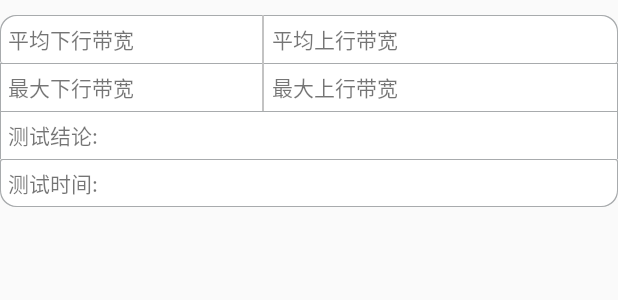
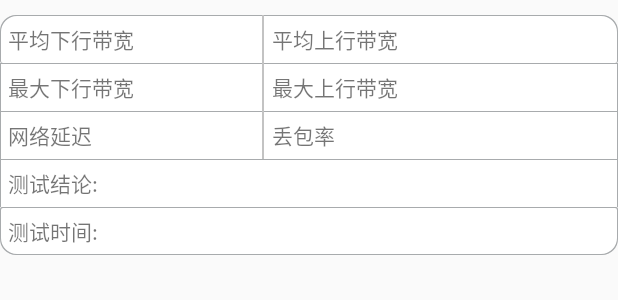
Before and after one commit to richardhill81/NT10G.client, an Android app: the layout content_speedtest_result.xml on its own in the app's theme, with its tools: preview values and no code run, on a phone screen of 412 x 824 dp. Shown: the top 300 px of the screen. Run offline under Robolectric (Android 15) with nearby library versions, the phone set to English and light mode, and no system bars.

Commit message:
v0.0.2.02 23101401更新延迟及丢包率

```diff
--- a/app/src/main/java/com/shwangce/nt10g/client/speedtest/SpeedTestFragment.java
+++ b/app/src/main/java/com/shwangce/nt10g/client/speedtest/SpeedTestFragment.java
@@ -322,8 +322,9 @@ public class SpeedTestFragment extends Fragment implements SpeedTestContract.Vie
     //上海电信测速结果界面
     private TextView tv_worksheetnum,tv_userid,tv_useraccount,tv_devicenumber,tv_paydownspeed,
             tv_payupspeed,tv_avgspeed,tv_avgupspeed,tv_peakspeed,tv_peakupspeed,tv_speedresult,
+            tv_netdelay,tv_netloss,
             tv_speedtime;
-    private TableRow tableRow_peakspeed;
+    private TableRow tableRow_peakspeed,tableRow_netdelay;
 
     //广东电信测速结果界面
     private View content_testspeed_userinfo_gd10000;
@@ -511,6 +512,9 @@ public class SpeedTestFragment extends Fragment implements SpeedTestContract.Vie
         tv_speedresult = view.findViewById(R.id.textview_speedtest_result_speedresult);
         tv_speedtime = view.findViewById(R.id.textview_speedtest_result_speedtime);
         tableRow_peakspeed = view.findViewById(R.id.tablerow_speedtest_result_peakspeed);
+        tv_netdelay = view.findViewById(R.id.textview_speedtest_result_netdelay);
+        tv_netloss = view.findViewById(R.id.textview_speedtest_result_netloss);
+        tableRow_netdelay = view.findViewById(R.id.tablerow_speedtest_result_netdelay);
         //广东电信测速结果界面
         content_testspeed_userinfo_gd10000 = view.findViewById(R.id.flyt_include_speedtest_result_gd10000);
         gd_useraccount = view.findViewById(R.id.textview_speedtest_result_useraccount_gd10000);
@@ -706,6 +710,8 @@ public class SpeedTestFragment extends Fragment implements SpeedTestContract.Vie
         tv_peakupspeed.setText("");
         tv_speedresult.setText("");
         tv_speedtime.setText("");
+        tv_netdelay.setText("");
+        tv_netloss.setText("");
         gd_useraccount.setText("");
         gd_city.setText("");
         gd_bandwidthDown.setText("");
@@ -769,6 +775,13 @@ public class SpeedTestFragment extends Fragment implements SpeedTestContract.Vie
             }
         }
         tv_speedtime.setText(ProjectUtil.formatter.format(new Date(System.currentTimeMillis())));
+        if(result.getNetdelay().isEmpty()) {
+            tv_netdelay.setText("-");
+            tv_netloss.setText("-");
+        } else {
+            tv_netdelay.setText(result.getNetdelay());
+            tv_netloss.setText(result.getNetloss());
+        }
         gd_speedtime.setText(ProjectUtil.formatter.format(new Date(System.currentTimeMillis())));
         js_speedtime.setText(ProjectUtil.formatter.format(new Date(System.currentTimeMillis())));
         btn_testspeed.setEnabled(true);
--- a/app/src/main/java/com/shwangce/nt10g/client/speedtest/SpeedTestPresenter.java
+++ b/app/src/main/java/com/shwangce/nt10g/client/speedtest/SpeedTestPresenter.java
@@ -1,7 +1,9 @@
 package com.shwangce.nt10g.client.speedtest;
 
 import static com.shwangce.nt10g.client.util.ProjectUtil.channel;
+import static com.shwangce.nt10g.client.util.ProjectUtil.df0;
 import static com.shwangce.nt10g.client.util.ProjectUtil.df1;
+import static com.shwangce.nt10g.client.util.ProjectUtil.df2;
 
 import com.shwangce.nt10g.client.library.ControlFrame.CommandValue;
 import com.shwangce.nt10g.client.library.ControlFrame.ResultBean;
@@ -123,6 +125,9 @@ public class SpeedTestPresenter implements SpeedTestContract.Presenter{
     private float downloadPeak,downloadAvg;
     private float uploadPeak,uploadAvg;
 
+    private float downloadDelay,downloadLoss;
+    private float uploadDelay,uploadLoss;
+
     private SpeedTestKind testKind;
     private Hunan10000.HunanTestStep hunanTestStep = Hunan10000.HunanTestStep.DOWNLOAD;
     private JS10000_UserAuthBean js10000_userAuthBean = null;
@@ -147,8 +152,12 @@ public class SpeedTestPresenter implements SpeedTestContract.Presenter{
         this.testKind = testKind;
         downloadAvg = 0f;
         downloadPeak = 0f;
+        downloadDelay = 0f;
+        downloadLoss = 0f;
         uploadAvg = 0f;
         uploadPeak = 0f;
+        uploadDelay = 0f;
+        uploadLoss = 0f;
         switch (testKind) {
             case HTTP_DOWNLOAD -> {
                 mView.updateServerInfo(additionString);
@@ -201,7 +210,39 @@ public class SpeedTestPresenter implements SpeedTestContract.Presenter{
     }
 
     private void doSpeedTestSpeed(ResultBean resultBean,int type) {
-        float sp = Float.parseFloat(resultBean.getResultParams());
+        //20231012 Add 延迟、丢包率
+        String dataString = resultBean.getResultParams();
+        if(dataString.contains("\\|"))          {    //结论中包含|字符
+            String[] d = dataString.split("\\|");
+            float sp = Float.parseFloat(d[0]);
+            switch (type) {
+                case DOWNLOADING -> {
+                    if (sp > downloadPeak) downloadPeak = sp;
+                    mView.doShowDownloadSpeed(sp);
+                }
+                case UPLOADING -> {
+                    if (sp > uploadPeak) uploadPeak = sp;
+                    mView.doShowUploadSpeed(sp);
+                }
+                case DOWNLOADED -> {
+                    downloadAvg = sp;
+                    if(d.length >= 3) {
+                        downloadDelay = Float.parseFloat(d[1]);
+                        downloadLoss = Float.parseFloat(d[2]) * 100;
+                    }
+                    mView.doDownloadTestComplete(downloadAvg, downloadPeak);
+                }
+                case UPLOADED -> {
+                    uploadAvg = sp;
+                    if(d.length >= 3) {
+                        downloadDelay = Float.parseFloat(d[1]);
+                        downloadLoss = Float.parseFloat(d[2]) * 100;
+                    }
+                    mView.doUploadTestComplete(uploadAvg, uploadPeak);
+                }
+            }
+        } else {
+            float sp = Float.parseFloat(dataString);
             switch (type) {
                 case DOWNLOADING -> {
                     if (sp > downloadPeak) downloadPeak = sp;
@@ -221,6 +262,11 @@ public class SpeedTestPresenter implements SpeedTestContract.Presenter{
                 }
             }
         }
+
+    }
+
+
+
 
     private void doSpeedTestResult(ResultBean resultBean) {
         SpeedTestResultBean testResultBean = new SpeedTestResultBean();
@@ -320,6 +366,10 @@ public class SpeedTestPresenter implements SpeedTestContract.Presenter{
                     testResultBean.setAvgupspeed("未测试");
                     testResultBean.setPeakupspeed("未测试");
                 }
+                if(downloadDelay!=0 || uploadDelay!=0) {
+                    testResultBean.setNetdelay(df0.format((downloadDelay + uploadDelay) / 2) + "ms");
+                    testResultBean.setNetloss(df2.format((downloadLoss + uploadLoss) / 2) + "%");
+                }
                 testResultBean.setSpeedresult("测试成功");
                 break;
         }
--- a/app/src/main/java/com/shwangce/nt10g/client/speedtest/SpeedTestResultBean.java
+++ b/app/src/main/java/com/shwangce/nt10g/client/speedtest/SpeedTestResultBean.java
@@ -19,6 +19,9 @@ public class SpeedTestResultBean {
     private String speedresult = "";
     private String speedtime = "";
 
+    //20231012 Add 延迟、丢包率
+    private String netdelay = "";
+    private String netloss = "";
     public HxBoxBean getHxbean() {
         return hxbean;
     }
@@ -126,4 +129,10 @@ public class SpeedTestResultBean {
     public void setSpeedtime(String speedtime) {
         this.speedtime = speedtime;
     }
+
+    public String getNetdelay() {return netdelay;}
+    public void setNetdelay(String netdelay) {this.netdelay = netdelay;}
+
+    public String getNetloss() { return netloss; }
+    public void setNetloss(String netloss) { this.netloss = netloss; }
 }
--- a/app/src/main/res/layout/content_speedtest_result.xml
+++ b/app/src/main/res/layout/content_speedtest_result.xml
@@ -1,42 +1,51 @@
 <?xml version="1.0" encoding="utf-8"?>
 
-<TableLayout
-    xmlns:android="http://schemas.android.com/apk/res/android"
+<TableLayout xmlns:android="http://schemas.android.com/apk/res/android"
+    xmlns:tools="http://schemas.android.com/tools"
     android:layout_width="match_parent"
     android:layout_height="wrap_content"
     android:layout_marginTop="10dip"
     android:shrinkColumns="0,3"
-    xmlns:tools="http://schemas.android.com/tools"
-    tools:showIn="@layout/fragment_speedtest"    >
+    tools:showIn="@layout/fragment_speedtest">
 
-    <TableRow android:layout_height="match_parent"
+    <TableRow
+        android:layout_width="match_parent"
+        android:layout_height="match_parent"
         android:background="@drawable/shape_top_corner_no_bottom_line"
-        android:layout_width="match_parent"
         android:visibility="gone">
-        <TextView android:text="工单号:"
+
+        <TextView
             android:layout_width="wrap_content"
             android:layout_height="wrap_content"
             android:padding="5dip"
+            android:text="工单号:"
             tools:ignore="HardcodedText" />
-        <TextView android:id="@+id/textview_speedtest_result_worksheetnum"
+
+        <TextView
+            android:id="@+id/textview_speedtest_result_worksheetnum"
             android:layout_width="80dp"
             android:layout_height="wrap_content"
             android:padding="5dip" />
-         <ImageView
+
+        <ImageView
             android:layout_width="wrap_content"
             android:layout_height="match_parent"
             android:background="@drawable/bg_tableline"
             android:contentDescription="@null" />
-        <TextView android:text="线务员工号:"
+
+        <TextView
             android:layout_width="wrap_content"
             android:layout_height="wrap_content"
             android:padding="5dip"
+            android:text="线务员工号:"
             tools:ignore="HardcodedText" />
-        <TextView android:id="@+id/textview_speedtest_result_userid"
+
+        <TextView
+            android:id="@+id/textview_speedtest_result_userid"
             android:layout_width="wrap_content"
             android:layout_height="wrap_content"
             android:padding="5dip" />
-<!--        <TextView android:text="序列号:"
+        <!--        <TextView android:text="序列号:"
             android:layout_width="wrap_content"
             android:layout_height="wrap_content"
             android:padding="5dip" />
@@ -46,153 +55,233 @@
             android:padding="5dip" />-->
     </TableRow>
 
-    <TableRow android:layout_height="wrap_content"
+    <TableRow
+        android:layout_height="wrap_content"
         android:background="@drawable/shape_no_corner_without_bottom"
+        android:orientation="vertical"
         android:visibility="gone">
-        <TextView android:text="上网账号:"
+
+        <TextView
             android:layout_width="wrap_content"
             android:layout_height="wrap_content"
             android:padding="5dip"
+            android:text="上网账号:"
             tools:ignore="HardcodedText" />
-        <TextView android:id="@+id/textview_speedtest_result_useraccount"
+
+        <TextView
+            android:id="@+id/textview_speedtest_result_useraccount"
             android:layout_width="80dp"
             android:layout_height="wrap_content"
             android:padding="5dip" />
-        <ImageView
-            android:layout_width="wrap_content"
-            android:layout_height="match_parent"
-            android:background="@drawable/bg_tableline"
-            android:contentDescription="@null" />
-        <TextView android:text="设备编号:"
-            android:layout_width="wrap_content"
-            android:layout_height="wrap_content"
-            android:padding="5dip"
-            tools:ignore="HardcodedText" />
-        <TextView android:id="@+id/textview_speedtest_result_devicenumber"
-            android:layout_width="wrap_content"
-            android:layout_height="wrap_content"
-            android:padding="5dip" />
-    </TableRow>
 
-    <TableRow android:layout_height="wrap_content"
-        android:background="@drawable/shape_no_corner_without_bottom"
-        android:visibility="gone">
-        <TextView android:text="体验下行带宽"
-            android:layout_width="wrap_content"
-            android:layout_height="wrap_content"
-            android:padding="5dip"
-            tools:ignore="HardcodedText" />
-        <TextView android:id="@+id/textview_speedtest_result_paydownspeed"
-            android:layout_width="80dp"
-            android:layout_height="wrap_content"
-            android:padding="5dip" />
         <ImageView
             android:layout_width="wrap_content"
             android:layout_height="match_parent"
             android:background="@drawable/bg_tableline"
             android:contentDescription="@null" />
 
-        <TextView android:text="体验上行带宽"
+        <TextView
             android:layout_width="wrap_content"
             android:layout_height="wrap_content"
             android:padding="5dip"
+            android:text="设备编号:"
             tools:ignore="HardcodedText" />
 
-        <TextView android:id="@+id/textview_speedtest_result_payupspeed"
+        <TextView
+            android:id="@+id/textview_speedtest_result_devicenumber"
             android:layout_width="wrap_content"
             android:layout_height="wrap_content"
             android:padding="5dip" />
     </TableRow>
 
-    <TableRow android:layout_height="match_parent"
-        android:background="@drawable/shape_top_corner_no_bottom_line"
-        android:layout_width="match_parent">
-        <TextView android:text="平均下行带宽"
+    <TableRow
+        android:layout_height="wrap_content"
+        android:background="@drawable/shape_no_corner_without_bottom"
+        android:visibility="gone">
+
+        <TextView
             android:layout_width="wrap_content"
             android:layout_height="wrap_content"
             android:padding="5dip"
+            android:text="体验下行带宽"
             tools:ignore="HardcodedText" />
-        <TextView android:id="@+id/textview_speedtest_result_avgspeed"
+
+        <TextView
+            android:id="@+id/textview_speedtest_result_paydownspeed"
             android:layout_width="80dp"
             android:layout_height="wrap_content"
             android:padding="5dip" />
+
         <ImageView
             android:layout_width="wrap_content"
             android:layout_height="match_parent"
             android:background="@drawable/bg_tableline"
             android:contentDescription="@null" />
 
-        <TextView android:text="平均上行带宽"
+        <TextView
             android:layout_width="wrap_content"
             android:layout_height="wrap_content"
             android:padding="5dip"
+            android:text="体验上行带宽"
             tools:ignore="HardcodedText" />
 
-        <TextView android:id="@+id/textview_speedtest_result_avgupspeed"
+        <TextView
+            android:id="@+id/textview_speedtest_result_payupspeed"
             android:layout_width="wrap_content"
             android:layout_height="wrap_content"
             android:padding="5dip" />
     </TableRow>
 
     <TableRow
-        android:id = "@+id/tablerow_speedtest_result_peakspeed"
+        android:layout_width="match_parent"
         android:layout_height="match_parent"
-        android:background="@drawable/shape_no_corner_without_bottom"
-        android:layout_width="match_parent">
-        <TextView android:text="最大下行带宽"
+        android:background="@drawable/shape_top_corner_no_bottom_line">
+
+        <TextView
+            android:layout_width="wrap_content"
+            android:layout_height="wrap_content"
+            android:padding="5dip"
+            android:text="平均下行带宽"
+            tools:ignore="HardcodedText" />
+
+        <TextView
+            android:id="@+id/textview_speedtest_result_avgspeed"
             android:layout_width="80dp"
             android:layout_height="wrap_content"
-            android:padding="5dip"
-            tools:ignore="HardcodedText" />
-        <TextView android:id="@+id/textview_speedtest_result_peakspeed"
-            android:layout_width="wrap_content"
-            android:layout_height="wrap_content"
             android:padding="5dip" />
+
         <ImageView
             android:layout_width="wrap_content"
             android:layout_height="match_parent"
             android:background="@drawable/bg_tableline"
             android:contentDescription="@null" />
 
-        <TextView android:text="最大上行带宽"
+        <TextView
             android:layout_width="wrap_content"
             android:layout_height="wrap_content"
             android:padding="5dip"
+            android:text="平均上行带宽"
             tools:ignore="HardcodedText" />
 
-        <TextView android:id="@+id/textview_speedtest_result_peakupspeed"
+        <TextView
+            android:id="@+id/textview_speedtest_result_avgupspeed"
             android:layout_width="wrap_content"
             android:layout_height="wrap_content"
             android:padding="5dip" />
     </TableRow>
 
-    <TableRow android:layout_height="match_parent"
-        android:background="@drawable/shape_no_corner_without_bottom"
-        android:layout_width="match_parent">
-        <TextView android:text="测试结论:"
+    <TableRow
+        android:id="@+id/tablerow_speedtest_result_peakspeed"
+        android:layout_width="match_parent"
+        android:layout_height="match_parent"
+        android:background="@drawable/shape_no_corner_without_bottom">
+
+        <TextView
+            android:layout_width="80dp"
+            android:layout_height="wrap_content"
+            android:padding="5dip"
+            android:text="最大下行带宽"
+            tools:ignore="HardcodedText" />
+
+        <TextView
+            android:id="@+id/textview_speedtest_result_peakspeed"
+            android:layout_width="wrap_content"
+            android:layout_height="wrap_content"
+            android:padding="5dip" />
+
+        <ImageView
+            android:layout_width="wrap_content"
+            android:layout_height="match_parent"
+            android:background="@drawable/bg_tableline"
+            android:contentDescription="@null" />
+
+        <TextView
             android:layout_width="wrap_content"
             android:layout_height="wrap_content"
             android:padding="5dip"
+            android:text="最大上行带宽"
             tools:ignore="HardcodedText" />
-        <TextView android:id="@+id/textview_speedtest_result_speedresult"
+
+        <TextView
+            android:id="@+id/textview_speedtest_result_peakupspeed"
+            android:layout_width="wrap_content"
+            android:layout_height="wrap_content"
+            android:padding="5dip" />
+    </TableRow>
+    <TableRow
+        android:id="@+id/tablerow_speedtest_result_netdelay"
+        android:layout_width="match_parent"
+        android:layout_height="match_parent"
+        android:background="@drawable/shape_no_corner_without_bottom">
+
+        <TextView
+            android:layout_width="80dp"
+            android:layout_height="wrap_content"
+            android:padding="5dip"
+            android:text="网络延迟"
+            tools:ignore="HardcodedText" />
+
+        <TextView
+            android:id="@+id/textview_speedtest_result_netdelay"
+            android:layout_width="wrap_content"
+            android:layout_height="wrap_content"
+            android:padding="5dip" />
+
+        <ImageView
+            android:layout_width="wrap_content"
+            android:layout_height="match_parent"
+            android:background="@drawable/bg_tableline"
+            android:contentDescription="@null" />
+
+        <TextView
             android:layout_width="wrap_content"
             android:layout_height="wrap_content"
             android:padding="5dip"
-            android:layout_span="4"/>
+            android:text="丢包率"
+            tools:ignore="HardcodedText" />
+
+        <TextView
+            android:id="@+id/textview_speedtest_result_netloss"
+            android:layout_width="wrap_content"
+            android:layout_height="wrap_content"
+            android:padding="5dip" />
     </TableRow>
+    <TableRow
+        android:layout_width="match_parent"
+        android:layout_height="match_parent"
+        android:background="@drawable/shape_no_corner_without_bottom">
 
-    <TableRow android:layout_height="wrap_content"
-        android:background="@drawable/shape_bottom_corner_no_top_line" >
-        <TextView android:text="测试时间:"
+        <TextView
             android:layout_width="wrap_content"
             android:layout_height="wrap_content"
             android:padding="5dip"
+            android:text="测试结论:"
             tools:ignore="HardcodedText" />
 
-        <TextView android:id="@+id/textview_speedtest_result_speedtime"
+        <TextView
+            android:id="@+id/textview_speedtest_result_speedresult"
+            android:layout_width="wrap_content"
+            android:layout_height="wrap_content"
+            android:layout_span="4"
+            android:padding="5dip" />
+    </TableRow>
+
+    <TableRow
+        android:layout_height="wrap_content"
+        android:background="@drawable/shape_bottom_corner_no_top_line">
+
+        <TextView
             android:layout_width="wrap_content"
             android:layout_height="wrap_content"
             android:padding="5dip"
-            android:layout_span="4"/>
+            android:text="测试时间:"
+            tools:ignore="HardcodedText" />
+
+        <TextView
+            android:id="@+id/textview_speedtest_result_speedtime"
+            android:layout_width="wrap_content"
+            android:layout_height="wrap_content"
+            android:layout_span="4"
+            android:padding="5dip" />
     </TableRow>
 </TableLayout>
--- a/build.gradle
+++ b/build.gradle
@@ -5,9 +5,10 @@ buildscript {
     repositories {
         mavenCentral()
         google()
+
     }
     dependencies {
-        classpath 'com.android.tools.build:gradle:8.1.0'
+        classpath 'com.android.tools.build:gradle:8.1.2'
         // NOTE: Do not place your application dependencies here; they belong
         // in the individual module build.gradle files
     }
--- a/config.gradle
+++ b/config.gradle
@@ -6,8 +6,8 @@ ext {
         compileSdkVersion: 30,
         buildToolsVersion: "30.0.3",
         minSdkVersion    : 26,
-        versionCode      : 23080801,
-        versionName      : "0.0.1.04",
+        versionCode      : 23101401,
+        versionName      : "0.0.2.02",
         flavorDimensions : "CHANNEL"
     ]
 }
```
Lines whose indentation alone changed are shown as unchanged.
